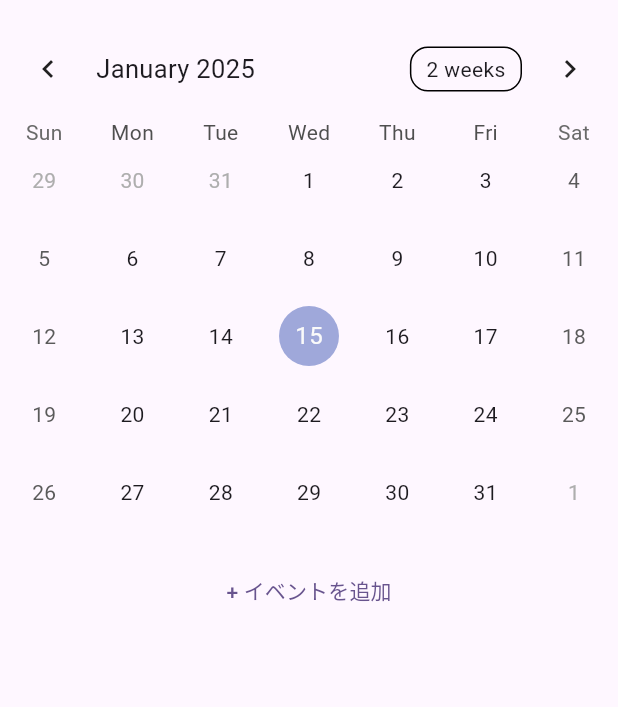
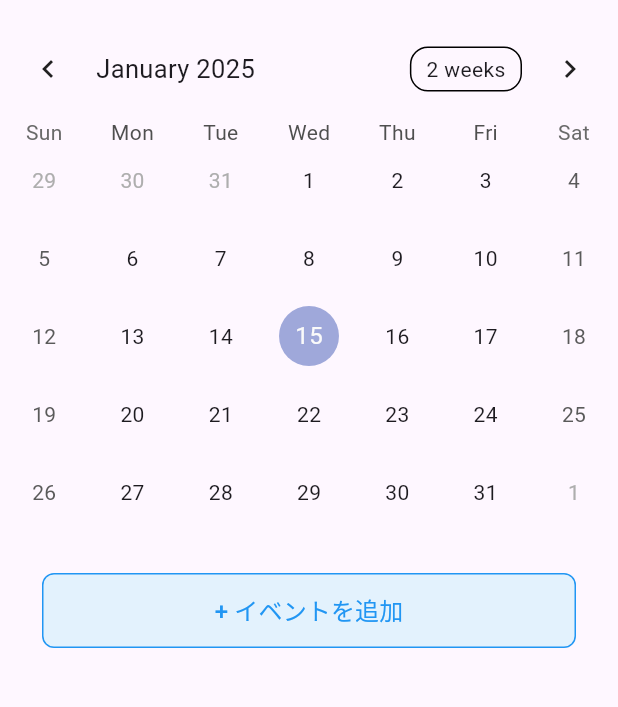
Before and after one commit to satou-takumi/flutter_app_training_2024, a Flutter app: the screen it shows after launch, on a phone screen of 412 x 824 dp, the part 63-770 px from its top. Run offline on Flutter 3.47's test engine with Material 3 defaults, Android fonts, the phone set to English and light mode, and no system bars; drawn by our look-alikes of table_calendar; our stand-ins replace cloud_firestore, firebase_core; accounts and stored records are empty.

Commit message:
リスト表示部分の整理、デザイン変更

```diff
--- a/lib/home.dart
+++ b/lib/home.dart
@@ -144,23 +144,25 @@ class _HomeScreenState extends State<HomeScreen> {
                         });
                       }
                     },
-                    child: Text("+ イベントを追加"),
+                    child: Container(
+                      alignment: Alignment.center,
+                      margin: const EdgeInsets.symmetric(vertical: 4.0, horizontal: 16.0),
+                      padding: const EdgeInsets.all(12.0),
+                      decoration: BoxDecoration(
+                        color: Colors.blue.shade50,
+                        borderRadius: BorderRadius.circular(8.0),
+                        border: Border.all(color: Colors.blue),
+                      ),
+                      child: Text(
+                        "+ イベントを追加",
+                        style: TextStyle(fontSize: 16.0, color: Colors.blue),
+                      ),
+                    ),
                   );
                 }
                 // イベントリストアイテム
                 final event = selectedEvents[index];
-                return ListTile(
-                  tileColor: event['type'] == 'admin' ? Colors.red.shade50 : Colors.teal.shade50, // 背景色を変更
-                  title: Text(event['title'] ?? ''),
-                  subtitle: Column(
-                    crossAxisAlignment: CrossAxisAlignment.start,
-                    children: [
-                      Text('開始: ${event['startTime'] ?? '**:**'}'),
-                      Text('終了: ${event['endTime'] ?? '**:**'}'),
-                      Text('場所: ${event['location'] ?? '***'}'),
-                      Text('メモ: ${event['memo'] ?? '***'}'),
-                    ],
-                  ),
+                  return InkWell(
                     onTap: () async {
                       // 編集画面へ遷移
                       final updatedEvent = await Navigator.push(
@@ -203,6 +205,39 @@ class _HomeScreenState extends State<HomeScreen> {
                         });
                     }
                   },
+                  child: Container(
+                    margin: const EdgeInsets.symmetric(vertical: 4.0, horizontal: 16.0),
+                    padding: const EdgeInsets.all(12.0),
+                    decoration: BoxDecoration(
+                      color: event['type'] == 'admin' ? Colors.red.shade50 : Colors.teal.shade50,
+                      borderRadius: BorderRadius.circular(8.0),
+                    ),
+                    child: Row(
+                      children: [
+                        Column(
+                          crossAxisAlignment: CrossAxisAlignment.start,
+                          children: [
+                            Text(
+                              event['startTime'] ?? '**:**',
+                              style: TextStyle(fontSize: 14.0, fontWeight: FontWeight.bold),
+                            ),
+                            Text(
+                              event['endTime'] ?? '**:**',
+                              style: TextStyle(fontSize: 12.0, color: Colors.grey),
+                            ),
+                          ],
+                        ),
+                        const SizedBox(width: 16.0),
+                        Expanded(
+                          child: Text(
+                            event['title'] ?? 'イベント名',
+                            style: TextStyle(fontSize: 16.0, fontWeight: FontWeight.w500),
+                            overflow: TextOverflow.ellipsis,
+                          ),
+                        ),
+                      ],
+                    ),
+                  ),
                 );
               }
             ),
```
Lines whose indentation alone changed are shown as unchanged.
